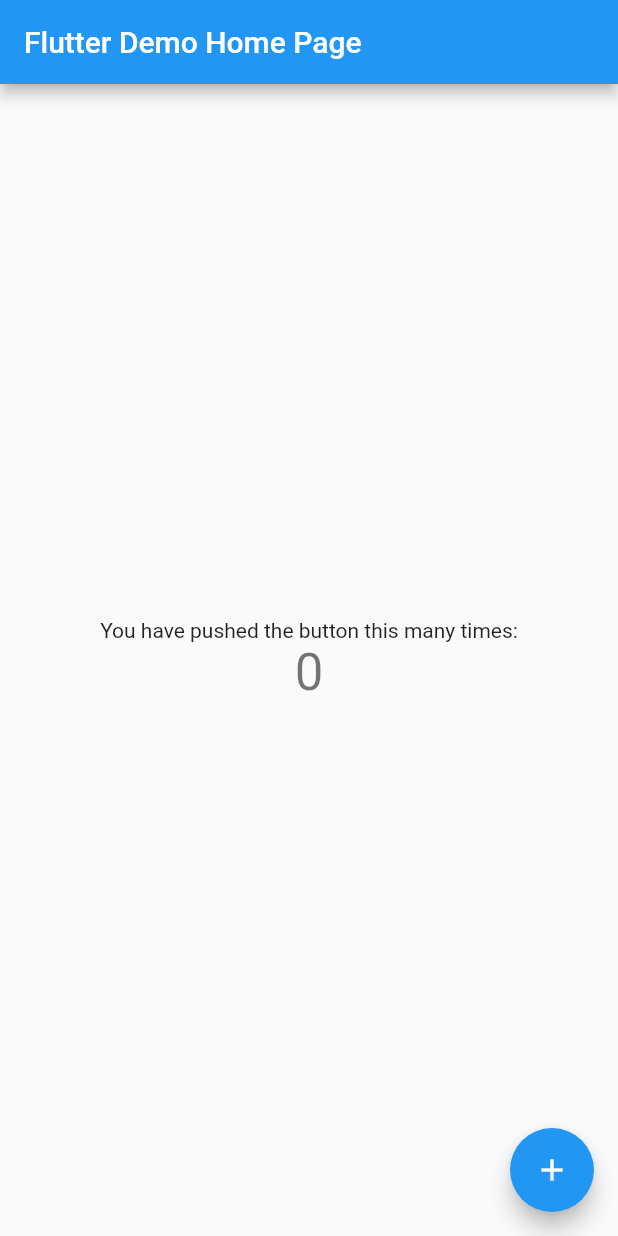
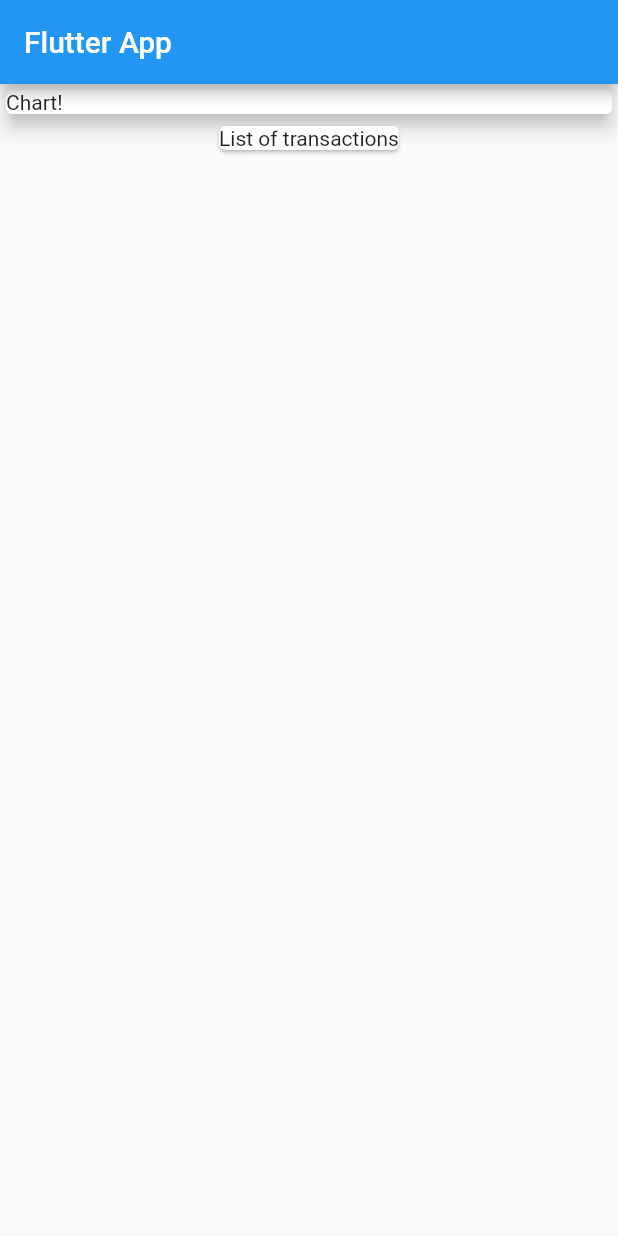
Before and after one commit to Hussain-7/Flutter_personal_expense_app, a Flutter app: the screen it shows after launch, on a phone screen of 412 x 824 dp. Run offline on Flutter 3.47's test engine with Material 2 defaults, Android fonts, the phone set to English and light mode, and no system bars.

Commit message:
custom model added for transactions

```diff
--- a/lib/main.dart
+++ b/lib/main.dart
@@ -1,4 +1,5 @@
 import 'package:flutter/material.dart';
+import 'package:personal_expense_app/transaction.dart';
 
 void main() {
   runApp(const MyApp());
@@ -24,92 +25,37 @@ class MyApp extends StatelessWidget {
         // is not restarted.
         primarySwatch: Colors.blue,
       ),
-      home: const MyHomePage(title: 'Flutter Demo Home Page'),
+      home: MyHomePage(),
     );
   }
 }
 
-class MyHomePage extends StatefulWidget {
-  const MyHomePage({Key? key, required this.title}) : super(key: key);
-
-  // This widget is the home page of your application. It is stateful, meaning
-  // that it has a State object (defined below) that contains fields that affect
-  // how it looks.
-
-  // This class is the configuration for the state. It holds the values (in this
-  // case the title) provided by the parent (in this case the App widget) and
-  // used by the build method of the State. Fields in a Widget subclass are
-  // always marked "final".
-
-  final String title;
-
-  @override
-  State<MyHomePage> createState() => _MyHomePageState();
-}
-
-class _MyHomePageState extends State<MyHomePage> {
-  int _counter = 0;
-
-  void _incrementCounter() {
-    setState(() {
-      // This call to setState tells the Flutter framework that something has
-      // changed in this State, which causes it to rerun the build method below
-      // so that the display can reflect the updated values. If we changed
-      // _counter without calling setState(), then the build method would not be
-      // called again, and so nothing would appear to happen.
-      _counter++;
-    });
-  }
-
+class MyHomePage extends StatelessWidget {
+  final List<Transaction> transaction = [
+    Transaction(
+        id: "t1", title: "New shoes", amount: 69.99, date: DateTime.now()),
+    Transaction(
+        id: "t2", title: "New Bat", amount: 69.99, date: DateTime.now()),
+    Transaction(
+        id: "t3", title: "New Hat", amount: 69.99, date: DateTime.now()),
+  ];
   @override
   Widget build(BuildContext context) {
-    // This method is rerun every time setState is called, for instance as done
-    // by the _incrementCounter method above.
-    //
-    // The Flutter framework has been optimized to make rerunning build methods
-    // fast, so that you can just rebuild anything that needs updating rather
-    // than having to individually change instances of widgets.
     return Scaffold(
-      appBar: AppBar(
-        // Here we take the value from the MyHomePage object that was created by
-        // the App.build method, and use it to set our appbar title.
-        title: Text(widget.title),
-      ),
-      body: Center(
-        // Center is a layout widget. It takes a single child and positions it
-        // in the middle of the parent.
-        child: Column(
-          // Column is also a layout widget. It takes a list of children and
-          // arranges them vertically. By default, it sizes itself to fit its
-          // children horizontally, and tries to be as tall as its parent.
-          //
-          // Invoke "debug painting" (press "p" in the console, choose the
-          // "Toggle Debug Paint" action from the Flutter Inspector in Android
-          // Studio, or the "Toggle Debug Paint" command in Visual Studio Code)
-          // to see the wireframe for each widget.
-          //
-          // Column has various properties to control how it sizes itself and
-          // how it positions its children. Here we use mainAxisAlignment to
-          // center the children vertically; the main axis here is the vertical
-          // axis because Columns are vertical (the cross axis would be
-          // horizontal).
-          mainAxisAlignment: MainAxisAlignment.center,
-          children: <Widget>[
-            const Text(
-              'You have pushed the button this many times:',
-            ),
-            Text(
-              '$_counter',
-              style: Theme.of(context).textTheme.headline4,
-            ),
-          ],
-        ),
-      ),
-      floatingActionButton: FloatingActionButton(
-        onPressed: _incrementCounter,
-        tooltip: 'Increment',
-        child: const Icon(Icons.add),
-      ), // This trailing comma makes auto-formatting nicer for build methods.
-    );
+        appBar: AppBar(title: Text('Flutter App')),
+        body: Column(
+            mainAxisAlignment: MainAxisAlignment.start,
+            children: <Widget>[
+              Container(
+                width: double.infinity,
+                child: Card(
+                  child: Text('Chart!'),
+                  elevation: 5,
+                ),
+              ),
+              Card(
+                child: Text('List of transactions'),
+              ),
+            ]));
   }
 }
--- /dev/null
+++ b/lib/transaction.dart
@@ -0,0 +1,12 @@
+class Transaction {
+  final String id;
+  final String title;
+  final double amount;
+  final DateTime date;
+
+  Transaction(
+      {required this.id,
+      required this.title,
+      required this.amount,
+      required this.date});
+}
```
Also changed, not shown: pubspec.lock (added).
